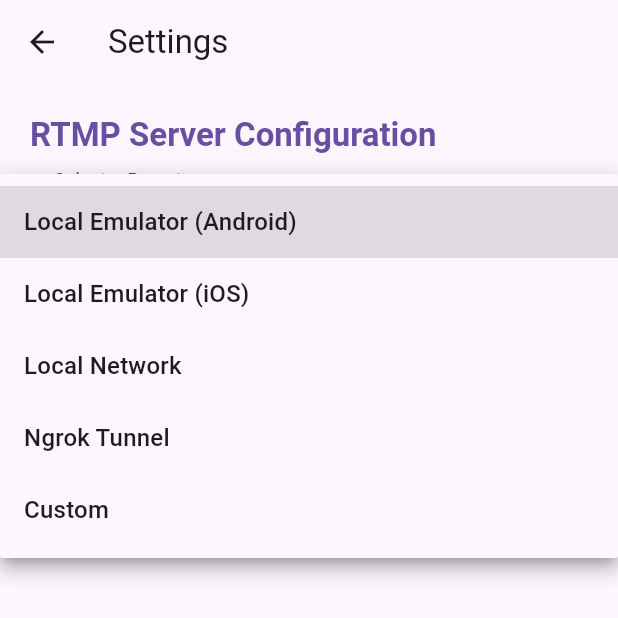
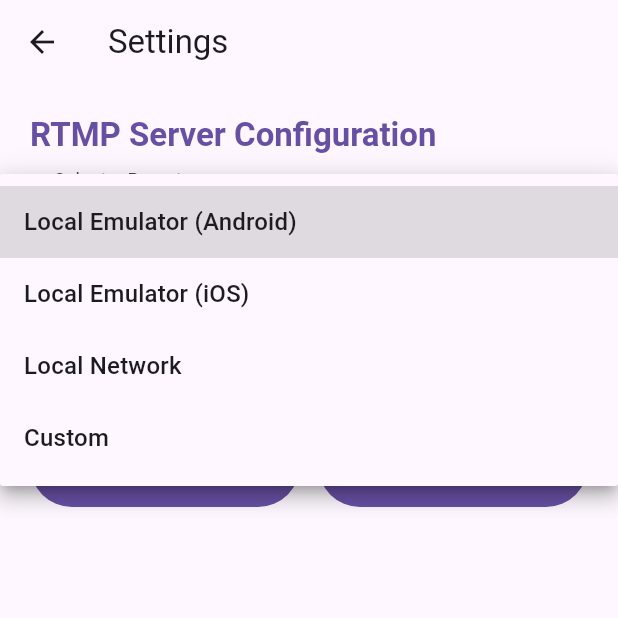
Before and after one commit to Screenbottle/flutter_video_stream, a Flutter app: the SettingsPage screen opened directly, after a tap on "Local Emulator (Android)", on a phone screen of 412 x 824 dp. Shown: the top 618 px of the screen. Run offline on Flutter 3.47's test engine with Material 3 defaults, Android fonts, the phone set to English and light mode, and no system bars; our stand-ins replace permission_handler, shared_preferences; missing offline and left inert: apivideo_live_stream; accounts and stored records are empty.

Commit message:
update LAN connection IP, update AndroidManifest

```diff
--- a/lib/settings_page.dart
+++ b/lib/settings_page.dart
@@ -18,8 +18,7 @@
   final List<Map<String, String>> _presets = [
     {'label': 'Local Emulator (Android)', 'value': 'rtmp://10.0.2.2:1935/live'},
     {'label': 'Local Emulator (iOS)', 'value': 'rtmp://127.0.0.1:1935/live'},
-    {'label': 'Local Network', 'value': 'rtmp://192.168.1.100:1935/live'},
-    {'label': 'Ngrok Tunnel', 'value': 'rtmp://0.tcp.ngrok.io:18723/live'},
+    {'label': 'Local Network', 'value': 'rtmp://192.168.0.30:1935/live'},
     {'label': 'Custom', 'value': ''},
   ];
 
```
Also changed, not shown: 1 other file.
